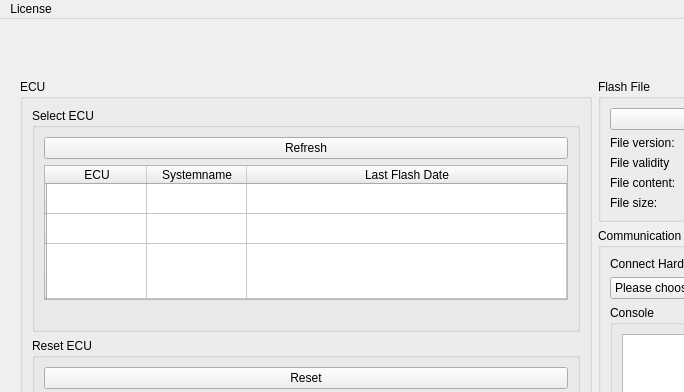
Above: WINDOWS_GUI/mainwindow.ui from amosproj/amos2024ss07-updating-flash-boot-loader before the change; both pictures show x 0 to 684 and y 0 to 392 of the 1208 by 721 pixel window. Below: the same form after it.
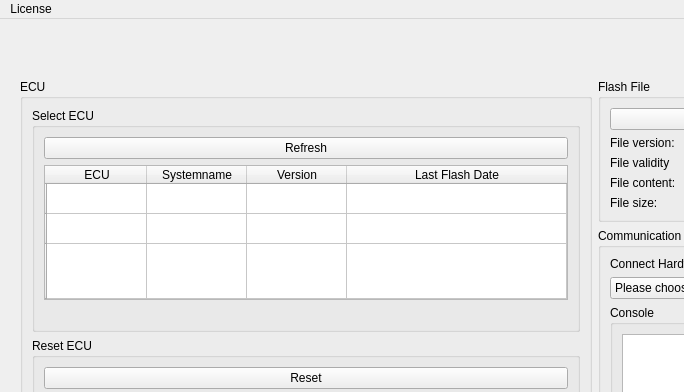
That is the form after the change.

```diff
--- a/WINDOWS_GUI/mainwindow.ui
+++ b/WINDOWS_GUI/mainwindow.ui
@@ -79,6 +79,11 @@
                <string>Systemname</string>
               </property>
              </column>
+             <column>
+              <property name="text">
+               <string>Version</string>
+              </property>
+             </column>
              <column>
               <property name="text">
                <string>Last Flash Date</string>
```
